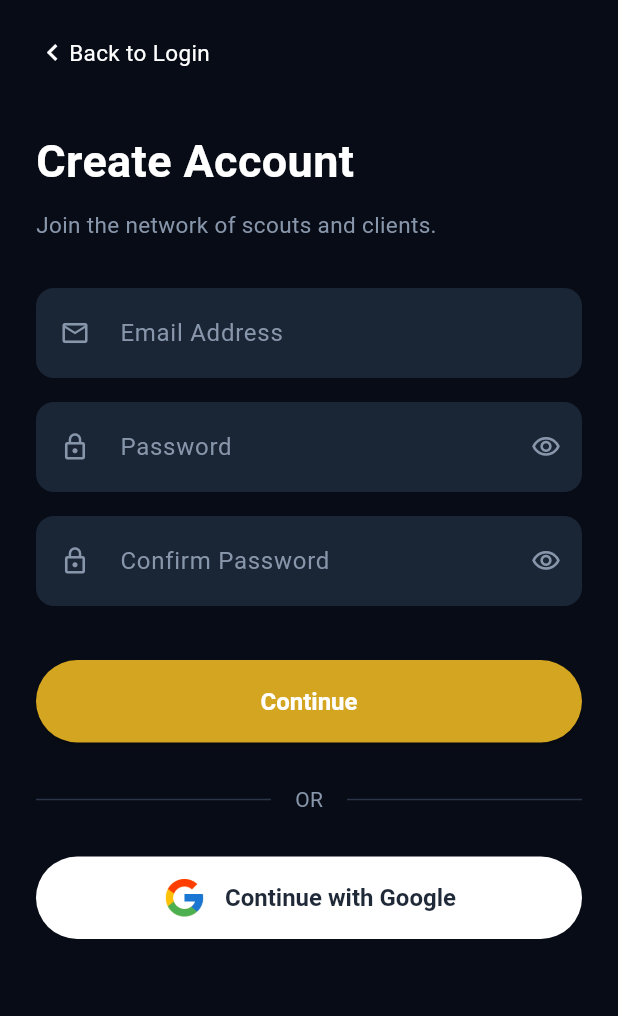
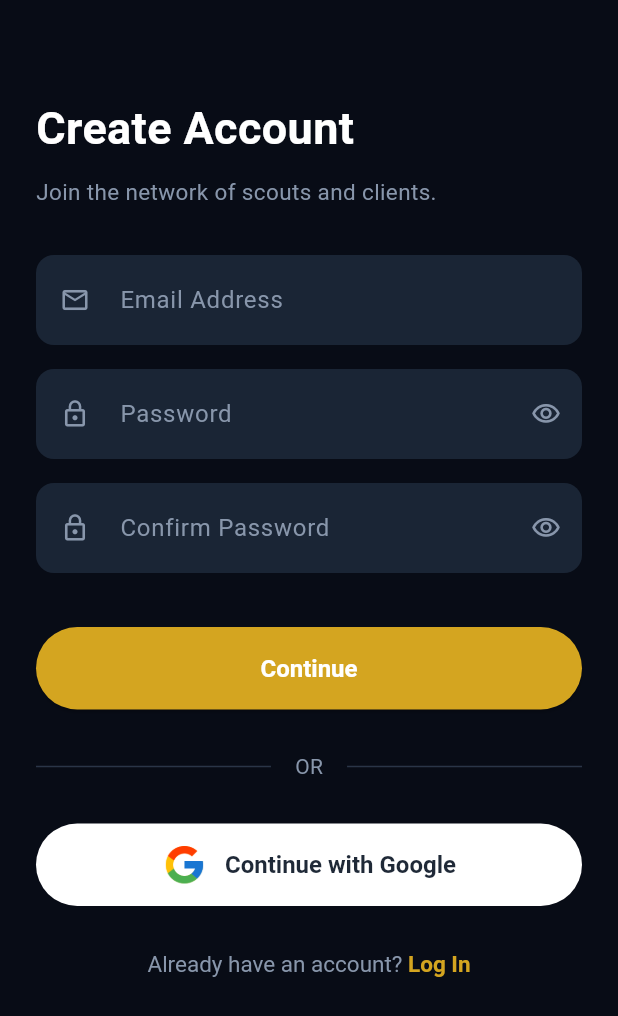
Before and after one commit to Coder-Manuel/zuru, a Flutter app: the SignupPage screen opened by its route, on a phone screen of 412 x 824 dp. Shown: the top 1016 px of the screen. Run offline on Flutter 3.47's test engine with Material 3 defaults, Android fonts, the phone set to English and light mode, and no system bars; our stand-ins replace cached_network_image, dartz, dio, dropdown_button2, firebase_core, firebase_crashlytics and 14 more; missing offline and left inert: flutter_mapbox_navigation_plus, livekit_client, mixpanel_flutter, observe_internet_connectivity, video_thumbnail; accounts and stored records are empty.

Commit message:
perf(auth): show signup on auth flow start

```diff
--- a/lib/modules/auth/presentation/pages/login_page.dart
+++ b/lib/modules/auth/presentation/pages/login_page.dart
@@ -179,7 +179,7 @@ class LoginPage extends GetView<LoginController> {
 
                 // ── Sign up link ──────────────────────────────────────────────
                 GestureDetector(
-                  onTap: () => Get.toNamed(SignupPage.route),
+                  onTap: () => Get.offNamed(SignupPage.route),
                   child: RichText(
                     text: TextSpan(
                       text: "Don't have an account? ",
--- a/lib/modules/auth/presentation/pages/signup_page.dart
+++ b/lib/modules/auth/presentation/pages/signup_page.dart
@@ -3,6 +3,7 @@ import 'package:get/get.dart';
 import 'package:zuru/core/utils/extensions.dart';
 import 'package:zuru/core/utils/size.util.dart';
 import 'package:zuru/modules/auth/presentation/controllers/register_controller.dart';
+import 'package:zuru/modules/auth/presentation/pages/login_page.dart';
 import 'package:zuru/modules/auth/presentation/widgets/auth_widgets.dart';
 
 class SignupPage extends GetView<RegisterController> {
@@ -26,25 +27,7 @@ class SignupPage extends GetView<RegisterController> {
             child: Column(
               crossAxisAlignment: CrossAxisAlignment.start,
               children: [
-                24.verticalSpace,
-                GestureDetector(
-                  onTap: () => Get.back(),
-                  child: Row(
-                    mainAxisSize: MainAxisSize.min,
-                    children: [
-                      Icon(
-                        Icons.chevron_left,
-                        color: scheme.onSurface,
-                        size: 22,
-                      ),
-                      Text(
-                        'Back to Login',
-                        style: TextStyle(color: scheme.onSurface, fontSize: 15),
-                      ),
-                    ],
-                  ),
-                ),
-                40.verticalSpace,
+                64.verticalSpace,
                 Text(
                   'Create Account',
                   style: TextStyle(
@@ -150,6 +133,30 @@ class SignupPage extends GetView<RegisterController> {
                       'Continue with ${GetPlatform.isIOS ? 'Apple' : 'Google'}',
                   onPressed: () {},
                 ),
+                30.verticalSpace,
+
+                // ── Log in link ───────────────────────────────────────────────
+                Center(
+                  child: GestureDetector(
+                    onTap: () => Get.offNamed(LoginPage.route),
+                    child: RichText(
+                      text: TextSpan(
+                        text: 'Already have an account? ',
+                        style: TextStyle(color: bodyColor, fontSize: 15),
+                        children: [
+                          TextSpan(
+                            text: 'Log In',
+                            style: TextStyle(
+                              color: scheme.primary,
+                              fontWeight: FontWeight.w700,
+                              fontSize: 15,
+                            ),
+                          ),
+                        ],
+                      ),
+                    ),
+                  ),
+                ),
                 32.verticalSpace,
               ],
             ),
--- a/lib/modules/home/presentation/controllers/splash_controller.dart
+++ b/lib/modules/home/presentation/controllers/splash_controller.dart
@@ -1,5 +1,5 @@
 import 'package:get/get.dart';
-import 'package:zuru/modules/auth/presentation/pages/login_page.dart';
+import 'package:zuru/modules/auth/presentation/pages/signup_page.dart';
 import 'package:zuru/modules/user/presentation/controllers/user_controller.dart';
 
 class SplashController extends GetxController {
@@ -15,6 +15,6 @@ class SplashController extends GetxController {
       return Get.offAllNamed(userCTRL.resolvePostAuthDestination(user));
     }
 
-    return Get.offAllNamed(LoginPage.route);
+    return Get.offAllNamed(SignupPage.route);
   }
 }
```
Also changed, not shown: 1 other file.
